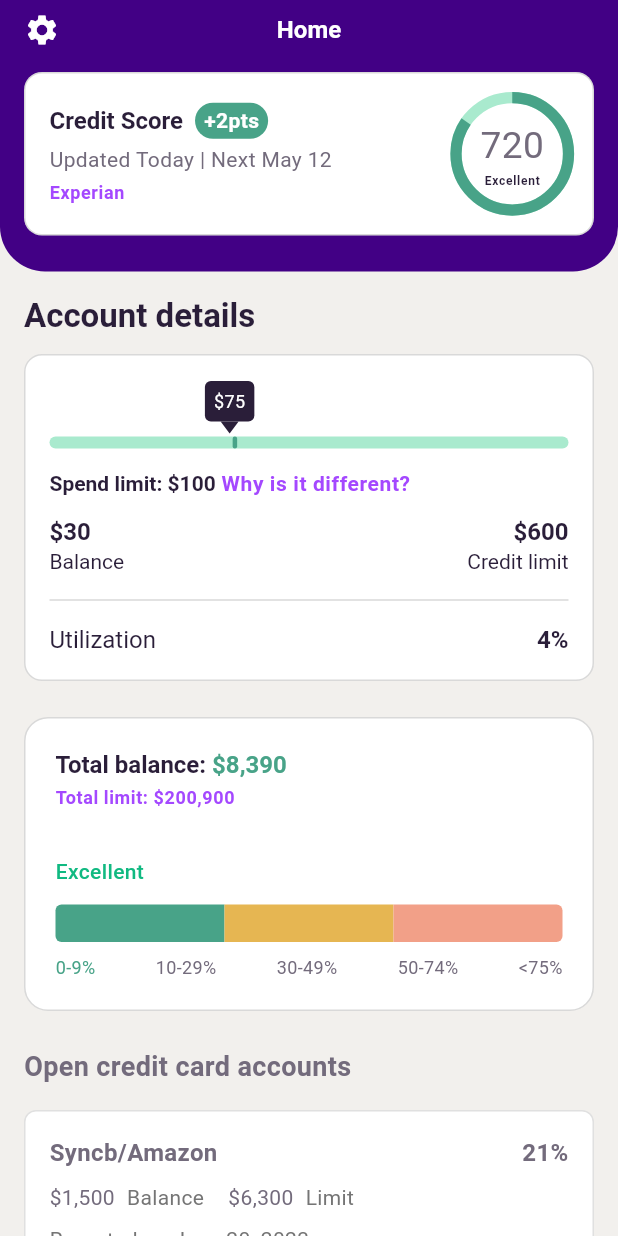
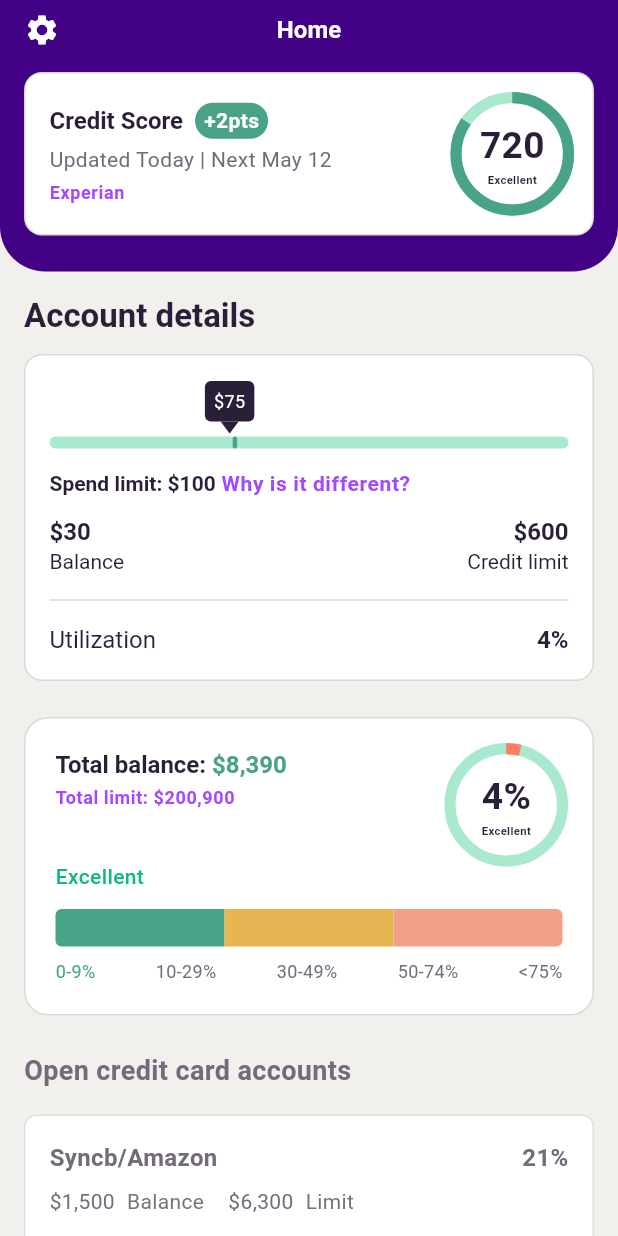
Before and after one commit to Tsames/ava_take_home, a Flutter app: the screen it shows after launch, scrolled down 576 dp, on a phone screen of 412 x 824 dp. Run offline on Flutter 3.47's test engine with Material 3 defaults, Android fonts, the phone set to English and light mode, and no system bars; our stand-ins replace fl_chart; Roboto replaces fonts that are missing (AtHauss).

Commit message:
Added AnimatedDial to credit utilization widget.

```diff
--- a/lib/home_widgets/animated_dial.dart
+++ b/lib/home_widgets/animated_dial.dart
@@ -4,7 +4,6 @@ class AnimatedDial extends StatefulWidget {
   final int value;
   final int maxValue;
   final String numberText;
-  final String subText;
   final String Function(double animationValue) textBuilder;
   final ColorTween colorTween;
 
@@ -12,8 +11,7 @@ class AnimatedDial extends StatefulWidget {
     super.key,
     required this.value,
     required this.maxValue,
-    required this.numberText,
-    required this.subText,
+    this.numberText = "",
     required this.textBuilder,
     required this.colorTween,
   });
@@ -73,8 +71,8 @@ class _AnimatedDialState extends State<AnimatedDial>
 
   @override
   Widget build(BuildContext context) {
-    final numberTextTheme = Theme.of(context).textTheme.labelLarge;
-    final subTextTheme = Theme.of(context).textTheme.labelSmall;
+    final textColor = Theme.of(context).colorScheme.onPrimary;
+
     final dialProgressColor = Theme.of(context).colorScheme.tertiary;
     final dialBackgroundColor = Theme.of(context).colorScheme.tertiaryContainer;
 
@@ -108,14 +106,22 @@ class _AnimatedDialState extends State<AnimatedDial>
                     children: [
                       FittedBox(
                         child: Text(
-                          "${(_animation.value * widget.maxValue).toInt()}",
-                          style: TextStyle(fontSize: size * 0.33),
+                          "${(_animation.value * widget.maxValue).toInt()}${widget.numberText}",
+                          style: TextStyle(
+                            color: textColor,
+                            fontSize: size * 0.33,
+                            fontWeight: FontWeight.w600,
+                          ),
                         ),
                       ),
                       FittedBox(
                         child: Text(
                           widget.textBuilder(_animation.value),
-                          style: subTextTheme,
+                          style: TextStyle(
+                            color: textColor,
+                            fontSize: size * 0.1,
+                            fontWeight: FontWeight.w600,
+                          ),
                         ),
                       ),
                     ],
--- a/lib/home_widgets/credit_details.dart
+++ b/lib/home_widgets/credit_details.dart
@@ -71,11 +71,9 @@ class CreditDetails extends StatelessWidget {
             child: AnimatedDial(
               value: 720,
               maxValue: 850,
-              numberText: "720",
-              subText: "Good",
               textBuilder: animatedDialCallBack,
               colorTween: ColorTween(
-                begin: const Color(0xFFC3543B),
+                begin: const Color(0xFFFF7D60),
                 end: const Color(0xFF48A388),
               ),
             ),
--- a/lib/home_widgets/credit_utilization.dart
+++ b/lib/home_widgets/credit_utilization.dart
@@ -1,4 +1,6 @@
 import 'package:flutter/material.dart';
+
+import 'animated_dial.dart';
 
 class CreditUtilization extends StatelessWidget {
   final double totalBalance;
@@ -23,6 +25,13 @@ class CreditUtilization extends StatelessWidget {
 
     final cardHeaderText = Theme.of(context).textTheme.headlineSmall;
     final cardText = Theme.of(context).textTheme.bodySmall;
+
+    animatedDialCallBack(double animationValue) {
+      if (animationValue < 0.25) return 'Excellent';
+      if (animationValue < 0.5) return 'Good';
+      if (animationValue < 0.75) return 'Fair';
+      return 'Poor';
+    }
 
     return Container(
       padding: const EdgeInsets.all(20),
@@ -62,15 +71,19 @@ class CreditUtilization extends StatelessWidget {
                   ],
                 ),
               ),
-              Container(
-                height: 72,
-                width: 72,
-                // child: AnimatedDial(
-                //   value: 4,
-                //   maxValue: 100,
-                //   numberText: "4%",
-                //   subText: "Excellent",
-                // ),
+              SizedBox(
+                height: 75,
+                width: 75,
+                child: AnimatedDial(
+                  value: 4,
+                  maxValue: 100,
+                  numberText: "%",
+                  textBuilder: animatedDialCallBack,
+                  colorTween: ColorTween(
+                    begin: const Color(0xFF48A388),
+                    end: const Color(0xFFFF7D60),
+                  ),
+                ),
               ),
             ],
           ),
--- a/lib/main.dart
+++ b/lib/main.dart
@@ -69,13 +69,6 @@
             color: Color(0xFFA448FF),
           ),
           // Large Animated Dial Text
-          labelLarge: TextStyle(
-            fontFamily: "AtSlam",
-            fontSize: 36,
-            fontWeight: FontWeight.w600,
-            color: Color(0xFF2A1E39),
-            letterSpacing: 0,
-          ),
           // Points Style
           labelMedium: TextStyle(
             fontFamily: "AtHauss",
```
